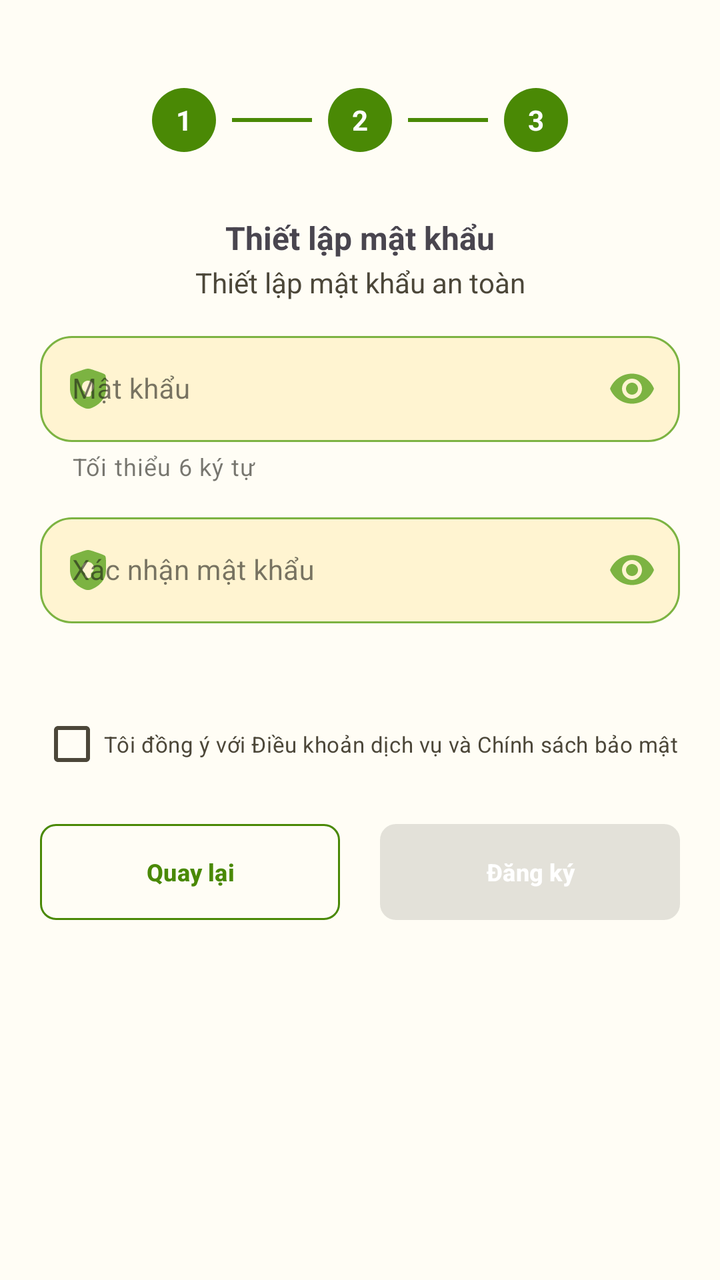
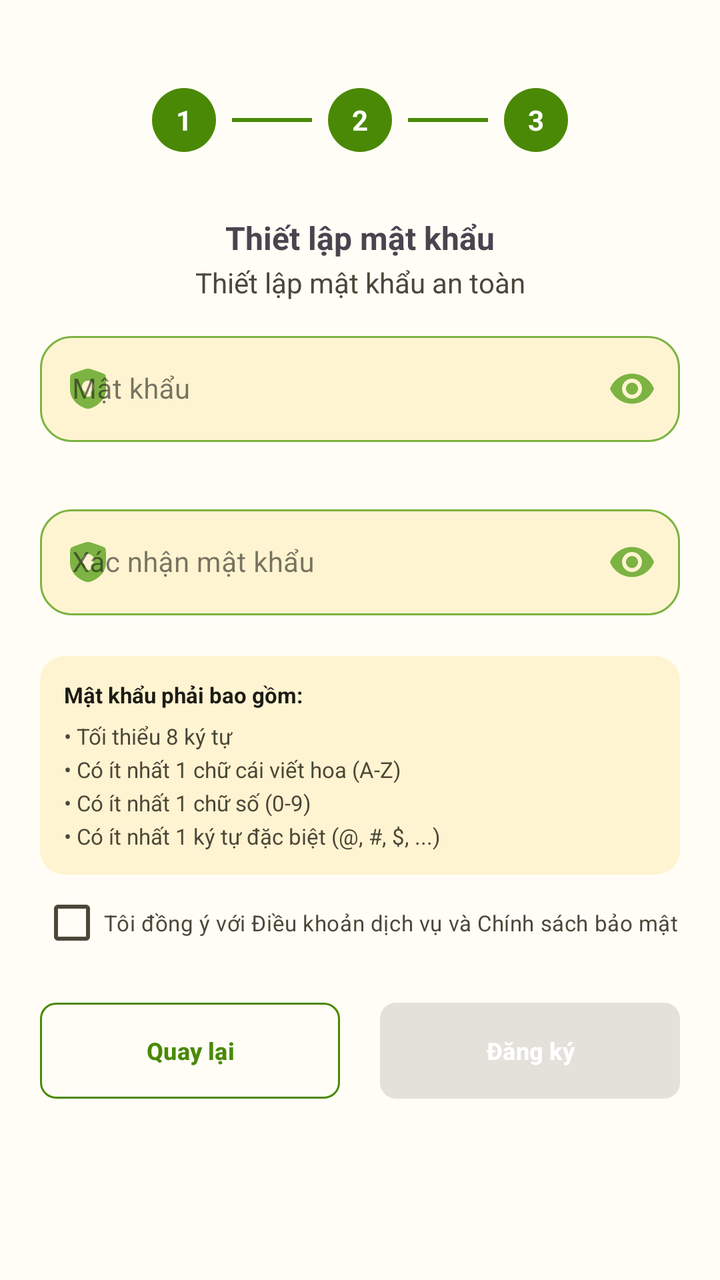

An Android layout rendered at two revisions. The XML below is the earlier revision; the diff shows what the commit changed to produce the second picture.
<!-- AndroidManifest.xml: application theme Theme.AttendanceApp -->
<!-- res/layout/layout_register_step3.xml -->
<?xml version="1.0" encoding="utf-8"?>
<LinearLayout xmlns:android="http://schemas.android.com/apk/res/android"
    xmlns:app="http://schemas.android.com/apk/res-auto"
    android:layout_width="match_parent"
    android:layout_height="wrap_content"
    android:orientation="vertical"
    android:paddingBottom="@dimen/spacing_xl">

    
    <LinearLayout
        android:id="@+id/layoutProgress"
        android:layout_width="wrap_content"
        android:layout_height="wrap_content"
        android:layout_gravity="center_horizontal"
        android:layout_marginTop="@dimen/spacing_xl"
        android:gravity="center"
        android:orientation="horizontal"
        android:padding="@dimen/spacing_2xl">

        <TextView
            android:id="@+id/step1Indicator"
            android:layout_width="@dimen/spacing_3xl"
            android:layout_height="@dimen/spacing_3xl"
            android:background="@drawable/bg_dot_active"
            android:contentDescription="@string/auth_step_1_desc"
            android:gravity="center"
            android:text="1"
            android:textColor="@color/white"
            android:textStyle="bold" />

        <View
            android:id="@+id/line1"
            android:layout_width="@dimen/spacing_4xl"
            android:layout_height="@dimen/spacing_3xs"
            android:layout_marginHorizontal="@dimen/spacing_s"
            android:background="?attr/colorPrimary" />

        <TextView
            android:id="@+id/step2Indicator"
            android:layout_width="@dimen/spacing_3xl"
            android:layout_height="@dimen/spacing_3xl"
            android:background="@drawable/bg_dot_active"
            android:contentDescription="@string/auth_step_2_desc"
            android:gravity="center"
            android:text="2"
            android:textColor="@color/white"
            android:textStyle="bold" />

        <View
            android:id="@+id/line2"
            android:layout_width="@dimen/spacing_4xl"
            android:layout_height="@dimen/spacing_3xs"
            android:layout_marginHorizontal="@dimen/spacing_s"
            android:background="?attr/colorPrimary" />

        <TextView
            android:id="@+id/step3Indicator"
            android:layout_width="@dimen/spacing_3xl"
            android:layout_height="@dimen/spacing_3xl"
            android:background="@drawable/bg_dot_active"
            android:contentDescription="@string/auth_step_3_desc"
            android:gravity="center"
            android:text="3"
            android:textColor="@color/white"
            android:textStyle="bold" />
    </LinearLayout>

    <TextView
        android:id="@+id/tvStepTitle"
        android:layout_width="match_parent"
        android:layout_height="wrap_content"
        android:layout_marginTop="@dimen/spacing_s"
        android:gravity="center"
        android:text="@string/auth_step3_title"
        android:textSize="@dimen/text_size_title_medium"
        android:textStyle="bold" />

    <TextView
        android:id="@+id/tvStepSubtitle"
        android:layout_width="match_parent"
        android:layout_height="wrap_content"
        android:layout_marginTop="@dimen/spacing_3xs"
        android:layout_marginBottom="@dimen/spacing_m"
        android:gravity="center"
        android:text="@string/auth_step3_subtitle"
        android:textColor="?attr/colorOnSurfaceVariant"
        android:textSize="@dimen/text_size_body_medium" />

    <LinearLayout
        android:layout_width="match_parent"
        android:layout_height="wrap_content"
        android:orientation="vertical"
        android:paddingHorizontal="@dimen/spacing_xl">

        <com.google.android.material.textfield.TextInputLayout
            android:id="@+id/tilPassword"
            style="@style/AppTextInputLayout"
            android:layout_width="match_parent"
            android:layout_height="wrap_content"
            android:hint="@string/auth_password_hint"
            app:endIconMode="password_toggle"
            app:errorEnabled="true"
            app:helperText="@string/auth_password_helper"
            app:helperTextEnabled="true"
            app:startIconDrawable="@drawable/ic_lock">

            <com.google.android.material.textfield.TextInputEditText
                android:id="@+id/edtPassword"
                style="@style/AppTextInputEditText"
                android:inputType="textPassword" />
        </com.google.android.material.textfield.TextInputLayout>

        <com.google.android.material.textfield.TextInputLayout
            android:id="@+id/tilConfirmPassword"
            style="@style/AppTextInputLayout"
            android:layout_width="match_parent"
            android:layout_height="wrap_content"
            android:layout_marginTop="@dimen/spacing_m"
            android:hint="@string/auth_confirm_password_hint"
            app:endIconMode="password_toggle"
            app:errorEnabled="true"
            app:startIconDrawable="@drawable/ic_lock">

            <com.google.android.material.textfield.TextInputEditText
                android:id="@+id/edtConfirmPassword"
                style="@style/AppTextInputEditText"
                android:inputType="textPassword" />
        </com.google.android.material.textfield.TextInputLayout>

        
        <com.google.android.material.checkbox.MaterialCheckBox
            android:id="@+id/cbAcceptTerms"
            android:layout_width="match_parent"
            android:layout_height="wrap_content"
            android:layout_marginTop="@dimen/spacing_l"
            android:text="@string/auth_accept_terms"
            android:textColor="?attr/colorOnSurfaceVariant"
            android:textSize="@dimen/text_size_body_small" />

        <LinearLayout
            android:layout_width="match_parent"
            android:layout_height="wrap_content"
            android:layout_marginTop="@dimen/spacing_l"
            android:orientation="horizontal">

            <com.google.android.material.button.MaterialButton
                android:id="@+id/tvBackStep2"
                style="@style/ButtonOutlinedSmallStyle"
                android:layout_width="0dp"
                android:layout_height="wrap_content"
                android:layout_weight="1"
                android:layout_marginEnd="@dimen/spacing_xl"
                android:text="@string/action_back"
                app:strokeColor="?attr/colorPrimary" />

            
            <com.google.android.material.button.MaterialButton
                android:id="@+id/btnRegisterFinal"
                style="@style/ButtonFilledSmallStyle"
                android:layout_width="0dp"
                android:layout_height="wrap_content"
                android:layout_weight="1"
                android:enabled="false"
                android:text="@string/auth_register_button" />
        </LinearLayout>

        
        <com.google.android.material.progressindicator.CircularProgressIndicator
            android:id="@+id/progressRegister"
            android:layout_width="wrap_content"
            android:layout_height="wrap_content"
            android:layout_gravity="center_horizontal"
            android:layout_marginTop="@dimen/spacing_m"
            android:indeterminate="true"
            android:visibility="gone" />
    </LinearLayout>
</LinearLayout>
<!-- resources referenced by this layout -->
<resources>
  <color name="white">#FFFFFF</color>
  <dimen name="spacing_2xl">24dp</dimen>
  <dimen name="spacing_3xl">32dp</dimen>
  <dimen name="spacing_3xs">2dp</dimen>
  <dimen name="spacing_4xl">40dp</dimen>
  <dimen name="spacing_l">16dp</dimen>
  <dimen name="spacing_m">12dp</dimen>
  <dimen name="spacing_s">8dp</dimen>
  <dimen name="spacing_xl">20dp</dimen>
  <dimen name="text_size_body_medium">14sp</dimen>
  <dimen name="text_size_body_small">11sp</dimen>
  <dimen name="text_size_title_medium">16sp</dimen>
  <string name="action_back">Quay lại</string>
  <string name="auth_accept_terms">Tôi đồng ý với Điều khoản dịch vụ và Chính sách bảo mật</string>
  <string name="auth_confirm_password_hint">Xác nhận mật khẩu</string>
  <string name="auth_password_helper">Tối thiểu 6 ký tự</string>
  <string name="auth_password_hint">Mật khẩu</string>
  <string name="auth_register_button">Đăng ký</string>
  <string name="auth_step3_subtitle">Thiết lập mật khẩu an toàn</string>
  <string name="auth_step3_title">Thiết lập mật khẩu</string>
  <string name="auth_step_1_desc">Bước 1: Thông tin cá nhân</string>
  <string name="auth_step_2_desc">Bước 2: Xác thực liên hệ</string>
  <string name="auth_step_3_desc">Bước 3: Thiết lập mật khẩu</string>
  <style name="Theme.AttendanceApp" parent="Theme.AttendanceApp.Avocado" />
  <dimen name="button_height_m">48dp</dimen>
  <dimen name="radius_s">8dp</dimen>
  <dimen name="text_size_label_medium">12sp</dimen>
  <dimen name="elevation_s">1dp</dimen>
  <color name="md_theme_light_primary">#4A8905</color>
  <color name="md_theme_light_onPrimary">#FFFFFF</color>
  <color name="md_theme_light_primaryContainer">#E2F0D3</color>
  <color name="md_theme_light_onPrimaryContainer">#14240B</color>
  <color name="md_theme_light_secondary">#7CB342</color>
  <color name="md_theme_light_onSecondary">#FFFFFF</color>
  <color name="md_theme_light_secondaryContainer">#F1F8E9</color>
  <color name="md_theme_light_onSecondaryContainer">#254106</color>
  <color name="md_theme_light_background">#FFFDF5</color>
  <color name="md_theme_light_onBackground">#1C1C16</color>
  <color name="md_theme_light_surface">#FFFBEA</color>
  <color name="md_theme_light_onSurface">#1C1C16</color>
  <color name="md_theme_light_surfaceVariant">#FFF4D1</color>
  <color name="md_theme_light_onSurfaceVariant">#4C4739</color>
  <color name="md_theme_light_outline">#D0C7B8</color>
  <color name="md_theme_light_outlineVariant">#EBE1D1</color>
  <color name="md_theme_light_error">#BA1A1A</color>
  <color name="md_theme_light_onError">#FFFFFF</color>
  <color name="md_theme_light_errorContainer">#FFDAD6</color>
  <color name="md_theme_light_onErrorContainer">#410002</color>
  <color name="attendance_present">#1B5E20</color>
  <color name="attendance_present_container">#E6FFD2</color>
  <color name="attendance_late">#E67E22</color>
  <color name="attendance_late_container">#FFEDD7</color>
  <color name="attendance_absent">#C0392B</color>
  <color name="attendance_absent_container">#FFE0DA</color>
  <color name="attendance_leave">#8E24AA</color>
  <color name="attendance_leave_container">#FDEBFF</color>
  <color name="attendance_not_checked">#5D6D7E</color>
  <color name="attendance_not_checked_container">#F2F4F4</color>
  <color name="attendance_weekend">#A9C6D9</color>
  <color name="attendance_weekend_container">#EEF6FB</color>
  <color name="attendance_early_leave">#2980B9</color>
  <color name="attendance_early_leave_container">#EBF5FB</color>
  <color name="attendance_present_card">#F0F9E6</color>
  <color name="attendance_late_card">#FFF5EB</color>
  <color name="attendance_absent_card">#FFF0EE</color>
  <color name="attendance_leave_card">#FAF5FC</color>
  <color name="attendance_not_checked_card">#F7F8F8</color>
  <color name="attendance_weekend_card">#F4F8FB</color>
  <color name="attendance_early_leave_card">#F2F8FC</color>
  <!-- unchanged entries left out for length: 8 -->
</resources>

<!-- the commit's change to res/layout/layout_register_step3.xml (unified diff, before → after) -->
@@ -92,6 +92,7 @@
         android:orientation="vertical"
         android:paddingHorizontal="@dimen/spacing_xl">
 
+        
         <com.google.android.material.textfield.TextInputLayout
             android:id="@+id/tilPassword"
             style="@style/AppTextInputLayout"
@@ -100,8 +101,6 @@
             android:hint="@string/auth_password_hint"
             app:endIconMode="password_toggle"
             app:errorEnabled="true"
-            app:helperText="@string/auth_password_helper"
-            app:helperTextEnabled="true"
             app:startIconDrawable="@drawable/ic_lock">
 
             <com.google.android.material.textfield.TextInputEditText
@@ -110,12 +109,13 @@
                 android:inputType="textPassword" />
         </com.google.android.material.textfield.TextInputLayout>
 
+        
         <com.google.android.material.textfield.TextInputLayout
             android:id="@+id/tilConfirmPassword"
             style="@style/AppTextInputLayout"
             android:layout_width="match_parent"
             android:layout_height="wrap_content"
-            android:layout_marginTop="@dimen/spacing_m"
+            android:layout_marginTop="@dimen/spacing_s"
             android:hint="@string/auth_confirm_password_hint"
             app:endIconMode="password_toggle"
             app:errorEnabled="true"
@@ -128,11 +128,73 @@
         </com.google.android.material.textfield.TextInputLayout>
 
         
+        <com.google.android.material.card.MaterialCardView
+            android:id="@+id/cardPasswordRequirements"
+            android:layout_width="match_parent"
+            android:layout_height="wrap_content"
+
+            app:cardBackgroundColor="?attr/colorSurfaceVariant"
+            app:cardCornerRadius="@dimen/radius_m"
+            app:cardElevation="0dp"
+            app:strokeWidth="0dp">
+
+            <LinearLayout
+                android:layout_width="match_parent"
+                android:layout_height="wrap_content"
+                android:orientation="vertical"
+                android:padding="@dimen/spacing_m">
+
+                <TextView
+                    android:layout_width="wrap_content"
+                    android:layout_height="wrap_content"
+                    android:text="Mật khẩu phải bao gồm:"
+                    android:textColor="?attr/colorOnSurface"
+                    android:textSize="@dimen/text_size_body_small"
+                    android:textStyle="bold" />
+
+                <TextView
+                    android:id="@+id/tvRequirementLength"
+                    android:layout_width="wrap_content"
+                    android:layout_height="wrap_content"
+                    android:layout_marginTop="@dimen/spacing_xs"
+                    android:text="• Tối thiểu 8 ký tự"
+                    android:textColor="?attr/colorOnSurfaceVariant"
+                    android:textSize="@dimen/text_size_body_small" />
+
+                <TextView
+                    android:id="@+id/tvRequirementUppercase"
+                    android:layout_width="wrap_content"
+                    android:layout_height="wrap_content"
+                    android:layout_marginTop="@dimen/spacing_3xs"
+                    android:text="• Có ít nhất 1 chữ cái viết hoa (A-Z)"
+                    android:textColor="?attr/colorOnSurfaceVariant"
+                    android:textSize="@dimen/text_size_body_small" />
+
+                <TextView
+                    android:id="@+id/tvRequirementNumber"
+                    android:layout_width="wrap_content"
+                    android:layout_height="wrap_content"
+                    android:layout_marginTop="@dimen/spacing_3xs"
+                    android:text="• Có ít nhất 1 chữ số (0-9)"
+                    android:textColor="?attr/colorOnSurfaceVariant"
+                    android:textSize="@dimen/text_size_body_small" />
+
+                <TextView
+                    android:id="@+id/tvRequirementSpecial"
+                    android:layout_width="wrap_content"
+                    android:layout_height="wrap_content"
+                    android:layout_marginTop="@dimen/spacing_3xs"
+                    android:text="• Có ít nhất 1 ký tự đặc biệt (@, #, $, ...)"
+                    android:textColor="?attr/colorOnSurfaceVariant"
+                    android:textSize="@dimen/text_size_body_small" />
+            </LinearLayout>
+        </com.google.android.material.card.MaterialCardView>
+
+        
         <com.google.android.material.checkbox.MaterialCheckBox
             android:id="@+id/cbAcceptTerms"
             android:layout_width="match_parent"
             android:layout_height="wrap_content"
-            android:layout_marginTop="@dimen/spacing_l"
             android:text="@string/auth_accept_terms"
             android:textColor="?attr/colorOnSurfaceVariant"
             android:textSize="@dimen/text_size_body_small" />
@@ -148,8 +210,8 @@
                 style="@style/ButtonOutlinedSmallStyle"
                 android:layout_width="0dp"
                 android:layout_height="wrap_content"
+                android:layout_marginEnd="@dimen/spacing_xl"
                 android:layout_weight="1"
-                android:layout_marginEnd="@dimen/spacing_xl"
                 android:text="@string/action_back"
                 app:strokeColor="?attr/colorPrimary" />
 
@@ -165,13 +227,15 @@
         </LinearLayout>
 
         
-        <com.google.android.material.progressindicator.CircularProgressIndicator
+        <ProgressBar
             android:id="@+id/progressRegister"
-            android:layout_width="wrap_content"
-            android:layout_height="wrap_content"
+            android:layout_width="48dp"
+            android:layout_height="48dp"
             android:layout_gravity="center_horizontal"
             android:layout_marginTop="@dimen/spacing_m"
             android:indeterminate="true"
+            android:indeterminateTint="?attr/colorPrimary"
+            android:indeterminateTintMode="src_in"
             android:visibility="gone" />
     </LinearLayout>
 </LinearLayout>
<!-- resource entries referenced after the edit -->
@@ -1,6 +1,7 @@
 <!-- resources referenced by this layout -->
 <resources>
   <color name="white">#FFFFFF</color>
+  <dimen name="radius_m">12dp</dimen>
   <dimen name="spacing_2xl">24dp</dimen>
   <dimen name="spacing_3xl">32dp</dimen>
   <dimen name="spacing_3xs">2dp</dimen>
@@ -9,13 +10,13 @@
   <dimen name="spacing_m">12dp</dimen>
   <dimen name="spacing_s">8dp</dimen>
   <dimen name="spacing_xl">20dp</dimen>
+  <dimen name="spacing_xs">6dp</dimen>
   <dimen name="text_size_body_medium">14sp</dimen>
   <dimen name="text_size_body_small">11sp</dimen>
   <dimen name="text_size_title_medium">16sp</dimen>
   <string name="action_back">Quay lại</string>
   <string name="auth_accept_terms">Tôi đồng ý với Điều khoản dịch vụ và Chính sách bảo mật</string>
   <string name="auth_confirm_password_hint">Xác nhận mật khẩu</string>
-  <string name="auth_password_helper">Tối thiểu 6 ký tự</string>
   <string name="auth_password_hint">Mật khẩu</string>
   <string name="auth_register_button">Đăng ký</string>
   <string name="auth_step3_subtitle">Thiết lập mật khẩu an toàn</string>
